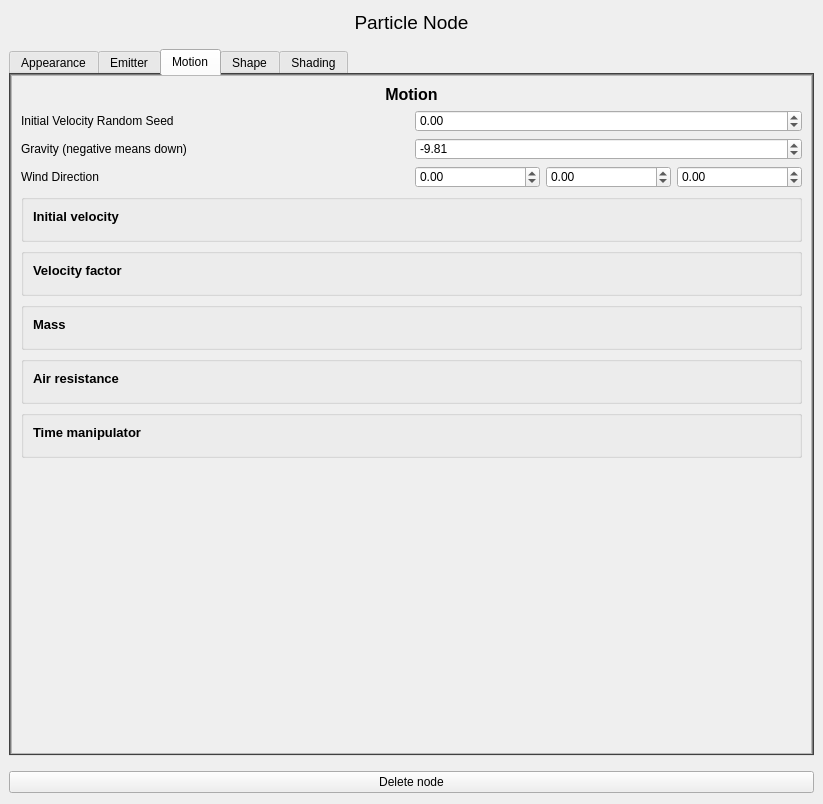
Above: code/qttoolkit/contentbrowser/ui/particlenodeinfowidget.ui from gscept/nebula-trifid before the change. Below: the same form after it.
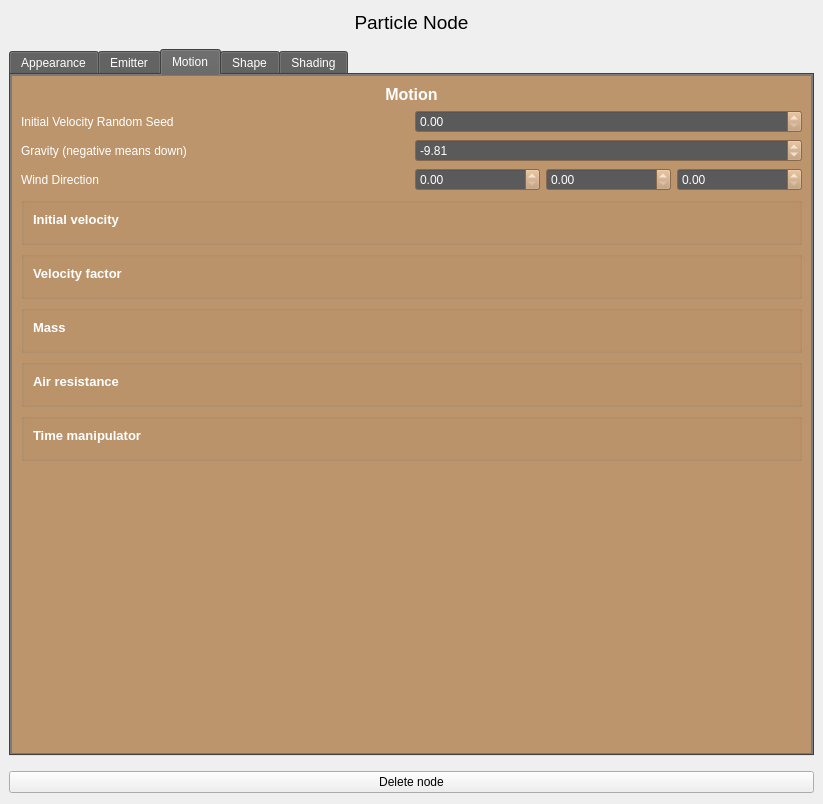
That is the form after the change. The open tabs and pages were chosen to show the change. Custom widgets are drawn as their Qt base class.

What changed in the file:
```diff
--- a/code/qttoolkit/contentbrowser/ui/particlenodeinfowidget.ui
+++ b/code/qttoolkit/contentbrowser/ui/particlenodeinfowidget.ui
@@ -21,13 +21,6 @@
   <property name="windowTitle">
    <string>Frame</string>
   </property>
-  <property name="styleSheet">
-   <string notr="true">QToolTip
-{
-background-color: transparent;
-border: 0;
-}</string>
-  </property>
   <property name="frameShape">
    <enum>QFrame::NoFrame</enum>
   </property>
@@ -2372,8 +2365,8 @@
                <rect>
                 <x>0</x>
                 <y>0</y>
-                <width>333</width>
-                <height>420</height>
+                <width>797</width>
+                <height>680</height>
                </rect>
               </property>
               <layout class="QGridLayout" name="gridLayout_23">
@@ -2554,9 +2547,6 @@
                  <property name="toolTip">
                   <string>Seed to use for randomly generating initial velocity.</string>
                  </property>
-                 <property name="minimum">
-                  <double>-100.000000000000000</double>
-                 </property>
                  <property name="maximum">
                   <double>100.000000000000000</double>
                  </property>
@@ -2618,9 +2608,6 @@
                    <property name="toolTip">
                     <string>Wind direction in the X axis.</string>
                    </property>
-                   <property name="minimum">
-                    <double>-1.000000000000000</double>
-                   </property>
                    <property name="maximum">
                     <double>1.000000000000000</double>
                    </property>
@@ -2634,9 +2621,6 @@
                    <property name="toolTip">
                     <string>Wind direction in the Y axis.</string>
                    </property>
-                   <property name="minimum">
-                    <double>-1.000000000000000</double>
-                   </property>
                    <property name="maximum">
                     <double>1.000000000000000</double>
                    </property>
@@ -2650,9 +2634,6 @@
                    <property name="toolTip">
                     <string>Wind direction in the Z axis.</string>
                    </property>
-                   <property name="minimum">
-                    <double>-1.000000000000000</double>
-                   </property>
                    <property name="maximum">
                     <double>1.000000000000000</double>
                    </property>
```
Left out of the diff: 66 changed lines with no effect on the pictures.
